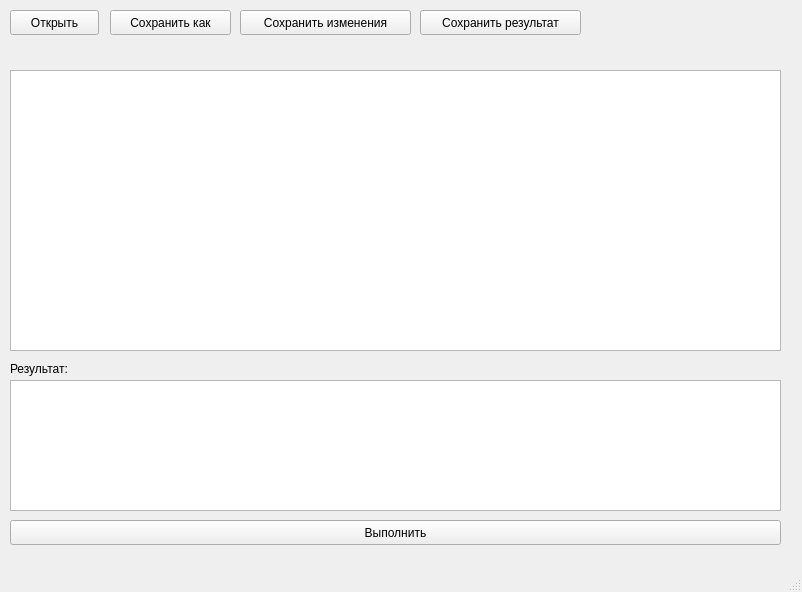
The window that mainwindow.ui (Punkc4ke/JSCompiler) describes before a commit, drawn with Qt 5.
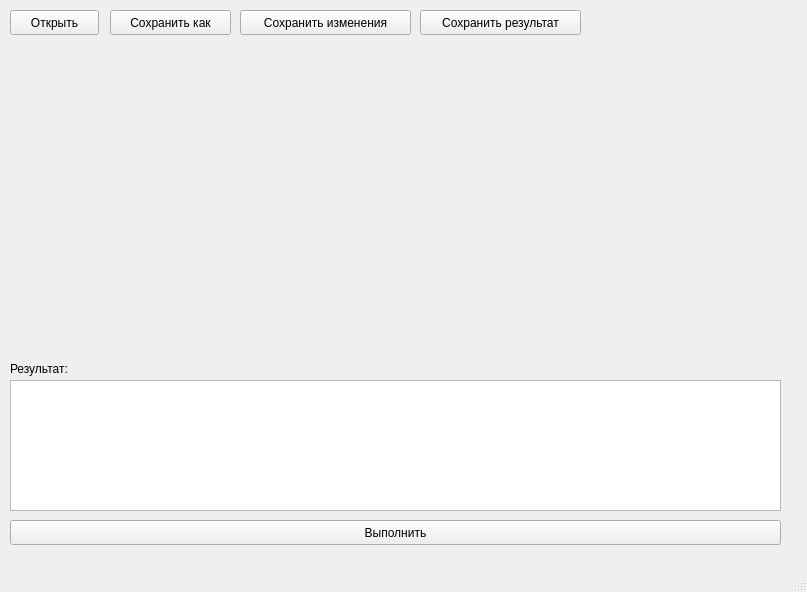
The same window after the commit. Custom widgets are drawn as their Qt base class.

What changed in the file:
```diff
--- a/mainwindow.ui
+++ b/mainwindow.ui
@@ -6,7 +6,7 @@
    <rect>
     <x>0</x>
     <y>0</y>
-    <width>802</width>
+    <width>807</width>
     <height>592</height>
    </rect>
   </property>
@@ -14,6 +14,9 @@
    <string>MainWindow</string>
   </property>
   <widget class="QWidget" name="centralwidget">
+   <property name="enabled">
+    <bool>true</bool>
+   </property>
    <widget class="QPushButton" name="execPushButton">
     <property name="geometry">
      <rect>
@@ -27,16 +30,6 @@
      <string>Выполнить</string>
     </property>
    </widget>
-   <widget class="QPlainTextEdit" name="javaScriptTextEdit">
-    <property name="geometry">
-     <rect>
-      <x>10</x>
-      <y>70</y>
-      <width>771</width>
-      <height>281</height>
-     </rect>
-    </property>
-   </widget>
    <widget class="QPlainTextEdit" name="resultTextEdit">
     <property name="geometry">
      <rect>
@@ -125,6 +118,28 @@
      <string>Сохранить как</string>
     </property>
    </widget>
+   <widget class="QsciScintilla" name="textEdit1">
+    <property name="enabled">
+     <bool>true</bool>
+    </property>
+    <property name="geometry">
+     <rect>
+      <x>10</x>
+      <y>70</y>
+      <width>771</width>
+      <height>281</height>
+     </rect>
+    </property>
+    <property name="toolTip">
+     <string/>
+    </property>
+    <property name="whatsThis">
+     <string/>
+    </property>
+    <property name="frameShadow">
+     <enum>QFrame::Sunken</enum>
+    </property>
+   </widget>
   </widget>
   <widget class="QMenuBar" name="menubar">
    <property name="geometry">
@@ -138,6 +153,13 @@
   </widget>
   <widget class="QStatusBar" name="statusbar"/>
  </widget>
+ <customwidgets>
+  <customwidget>
+   <class>QsciScintilla</class>
+   <extends>QFrame</extends>
+   <header>Qsci/qsciscintilla.h</header>
+  </customwidget>
+ </customwidgets>
  <resources/>
  <connections/>
 </ui>
```
Left out of the diff: 2 changed lines with no effect on the pictures.
